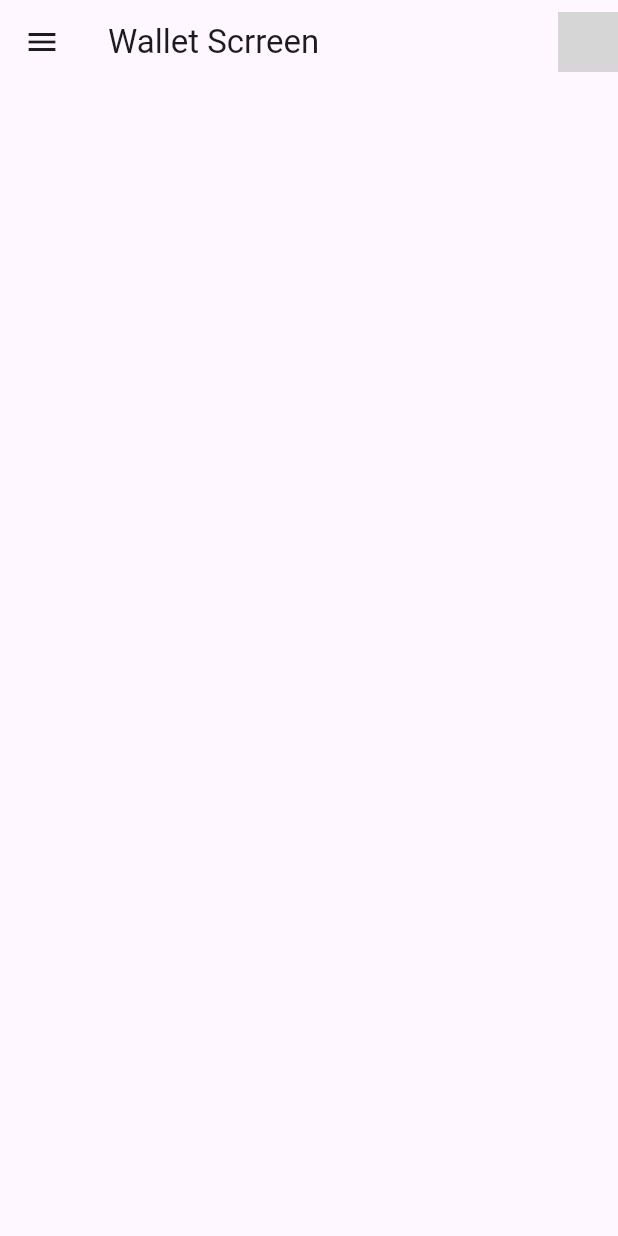
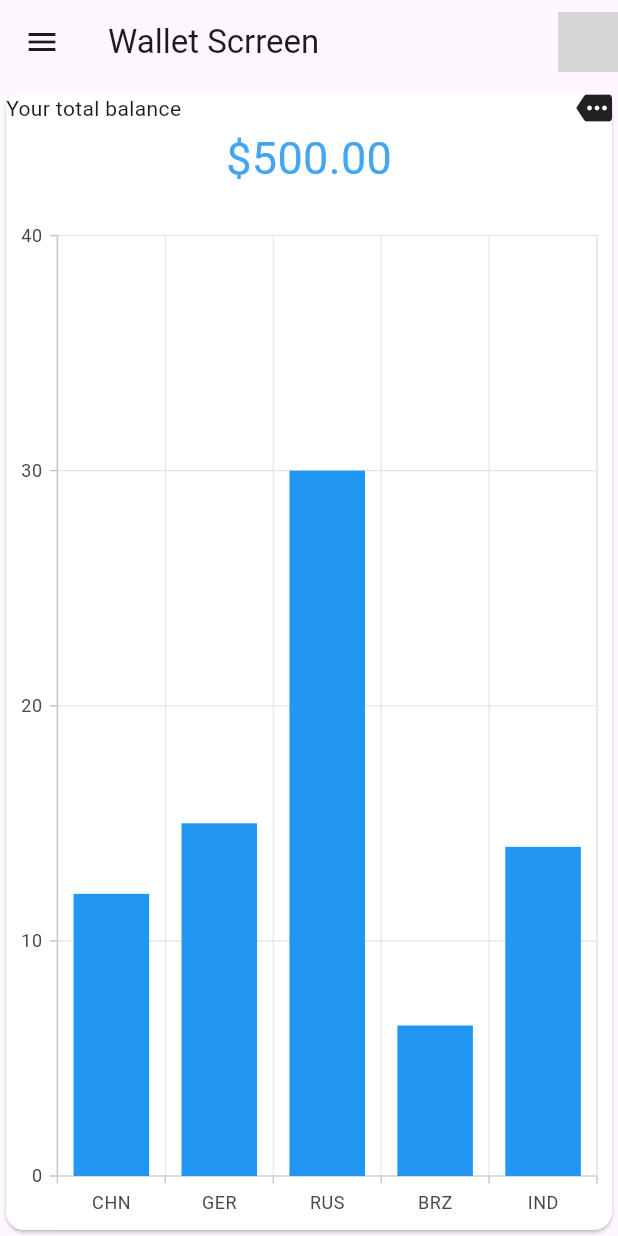
Before and after one commit to alifrizqullahmaruf/Finance-Application, a Flutter app: the WalletScrreen screen opened directly, on a phone screen of 412 x 824 dp. Run offline on Flutter 3.47's test engine with Material 3 defaults, Android fonts, the phone set to English and light mode, and no system bars; our stand-ins replace syncfusion_flutter_charts; network calls fail; grey boxes are pictures that could not be loaded.

Commit message:
Add card in Wallet page

```diff
--- a/lib/screen/Bottom_Navbar/profile.dart
+++ b/lib/screen/Bottom_Navbar/profile.dart
@@ -1,3 +1,4 @@
+import 'package:app_test/screen/Auth/login-page.dart';
 import 'package:app_test/widget/data_profile.dart';
 import 'package:flutter/material.dart';
 
@@ -68,7 +69,10 @@ class _ProfileScreenState extends State<ProfileScreen> {
                   const SizedBox(height: 16), // Add some spacing
 
                   TextButton.icon(
-                    onPressed: () {},
+                    onPressed: () {
+                      Navigator.push(context,
+                          MaterialPageRoute(builder: (context) => const LoginPage()));
+                    },
                     icon: const Icon(Icons.exit_to_app),
                     label: const Text('Sign out'),
                     style: TextButton.styleFrom(
--- a/lib/screen/Bottom_Navbar/wallet.dart
+++ b/lib/screen/Bottom_Navbar/wallet.dart
@@ -1,13 +1,35 @@
 import 'package:flutter/material.dart';
+import 'package:syncfusion_flutter_charts/charts.dart';
 
-class WalletScrreen extends StatelessWidget {
+class WalletScrreen extends StatefulWidget {
+  const WalletScrreen({Key? key}) : super(key: key);
+
+  @override
+  State<WalletScrreen> createState() => _WalletScrreenState();
+}
+
+class _WalletScrreenState extends State<WalletScrreen> {
+  late List<_ChartData> data;
+
+  @override
+  void initState() {
+    data = [
+      _ChartData('CHN', 12),
+      _ChartData('GER', 15),
+      _ChartData('RUS', 30),
+      _ChartData('BRZ', 6.4),
+      _ChartData('IND', 14)
+    ];
+    super.initState();
+  }
+
   @override
   Widget build(BuildContext context) {
     return Scaffold(
       appBar: AppBar(
         title: const Text('Wallet Scrreen'),
         leading: IconButton(onPressed: () {}, icon: const Icon(Icons.menu)),
-        actions: [
+        actions: const [
           CircleAvatar(
             backgroundImage: NetworkImage(
                 "https://i.pinimg.com/564x/9a/af/fe/9aaffe51e2dc86c1c88335143479adb6.jpg"),
@@ -15,8 +37,59 @@ class WalletScrreen extends StatelessWidget {
         ],
       ),
       body: Container(
-        child: Column(children: []),
+        child: Card(
+          color: Colors.white,
+          child: Column(mainAxisSize: MainAxisSize.max, children: [
+            Expanded(
+              child: Container(
+                child: Column(
+                  children: [
+                    const Row(
+                      children: [
+                        Text('Your total balance'),
+                        Spacer(),
+                        Icon(Icons.more_rounded),
+                      ],
+                    ),
+                    Text(
+                      "\$500.00",
+                      style: TextStyle(
+                          color: Colors.blue.shade400,
+                          fontSize: 30,
+                          fontWeight: FontWeight.w400),
+                    ),
+                    const SizedBox(
+                      height: 20,
+                    ),
+                    Expanded(
+                      child: SfCartesianChart(
+                        primaryXAxis: const CategoryAxis(),
+                        primaryYAxis:
+                            const NumericAxis(minimum: 0, maximum: 40, interval: 10),
+                        series: <CartesianSeries<_ChartData, String>>[
+                          ColumnSeries<_ChartData, String>(
+                              dataSource: data,
+                              xValueMapper: (_ChartData data, _) => data.x,
+                              yValueMapper: (_ChartData data, _) => data.y,
+                              name: 'Gold',
+                              color: Colors.blue)
+                        ],
+                      ),
+                    ),
+                  ],
+                ),
+              ),
+            )
+          ]),
+        ),
       ),
     );
   }
 }
+
+class _ChartData {
+  _ChartData(this.x, this.y);
+
+  final String x;
+  final double y;
+}
```
Also changed, not shown: pubspec.yaml (+1 -6 lines), pubspec.lock.
